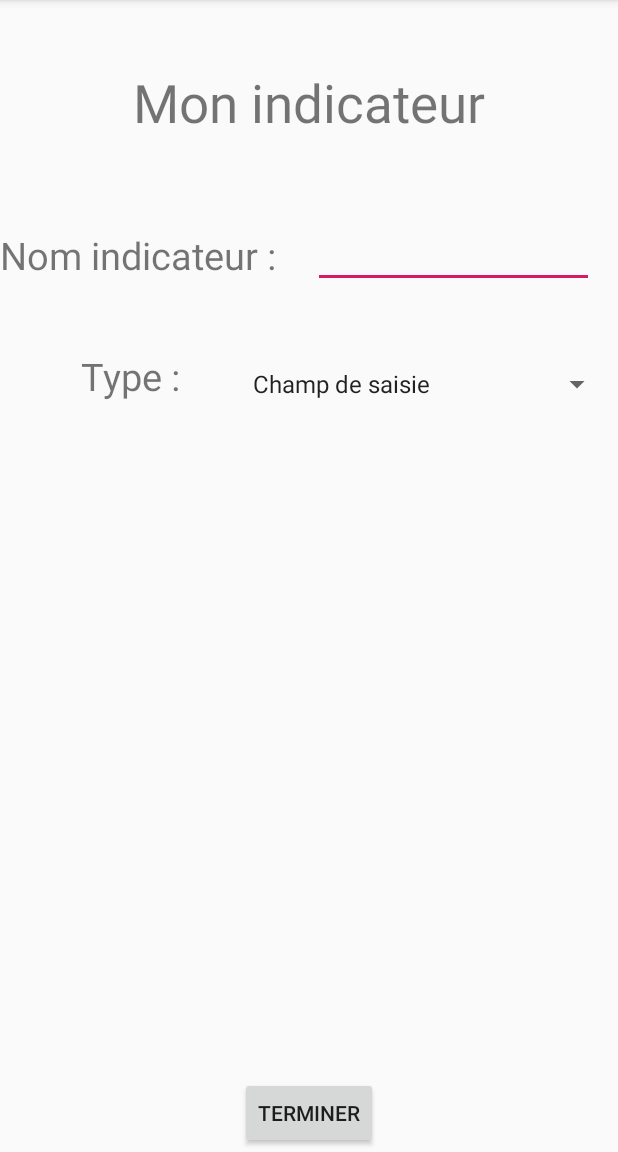
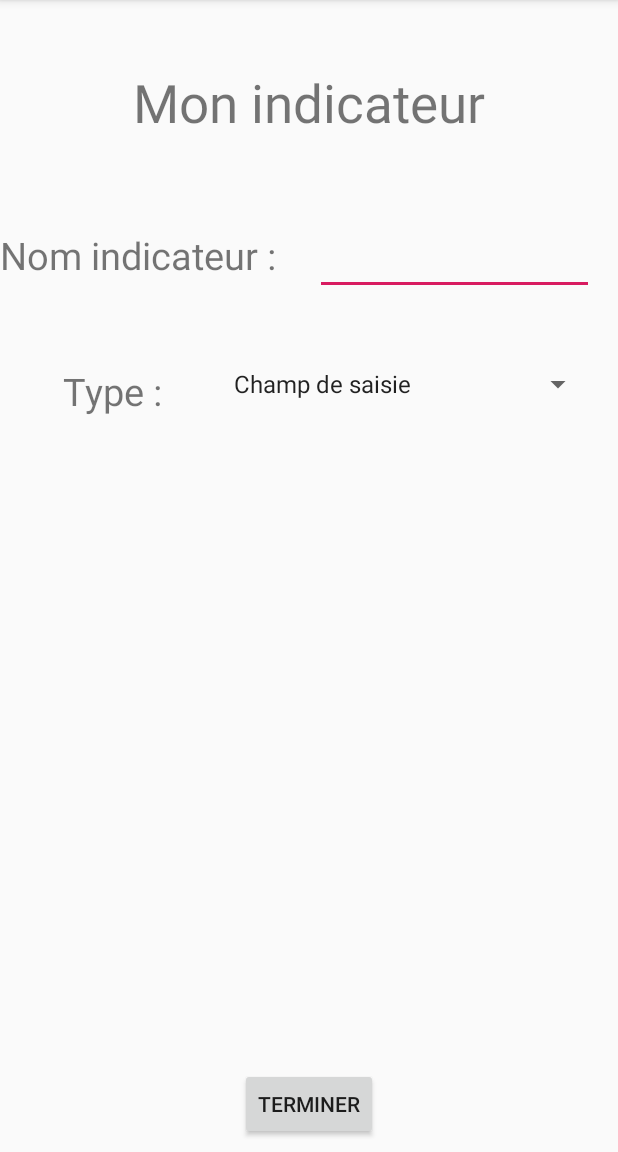
Before and after one commit to SabreNicolas/ANDROID, an Android app: the addIndicateur screen opened directly, with no data from a screen before it, on a phone screen of 412 x 824 dp, the part 84-1236 px from its top. Run offline under Robolectric (Android 15) with nearby library versions, the phone set to English and light mode, and no system bars; network calls fail; 1 statement that could not run was skipped.

Commit message:
add & update indicateur

```diff
--- a/app/src/main/java/com/example/mylife/addEspace.java
+++ b/app/src/main/java/com/example/mylife/addEspace.java
@@ -76,6 +76,8 @@ public class addEspace extends AppCompatActivity implements View.OnClickListener
                 }
                 else {
                     alerter("Espace mis à jour avec succès !");
+                    Intent listEspaces= new Intent(getApplicationContext(),ListEspaces.class);
+                    startActivity(listEspaces);
                 }
 
             }
@@ -132,7 +134,7 @@ public class addEspace extends AppCompatActivity implements View.OnClickListener
                 startActivity(versaddEspace);
                 break;
             case R.id.listEspace:
-                // affiche la liste des indicateurs de l'user
+                // affiche la liste des espaces de l'user
                 Intent listEspaces= new Intent(this,ListEspaces.class);
                 startActivity(listEspaces);
                 break;
--- a/app/src/main/res/layout/activity_add_indicateur.xml
+++ b/app/src/main/res/layout/activity_add_indicateur.xml
@@ -33,8 +33,8 @@
 
     <EditText
         android:id="@+id/Indicateur"
-        android:layout_width="187dp"
-        android:layout_height="40dp"
+        android:layout_width="186dp"
+        android:layout_height="45dp"
         android:ems="10"
         app:layout_constraintBottom_toBottomOf="parent"
         app:layout_constraintEnd_toEndOf="parent"
@@ -52,10 +52,10 @@
         android:textSize="25dp"
         app:layout_constraintBottom_toBottomOf="parent"
         app:layout_constraintEnd_toEndOf="parent"
-        app:layout_constraintHorizontal_bias="0.156"
+        app:layout_constraintHorizontal_bias="0.121"
         app:layout_constraintStart_toStartOf="parent"
         app:layout_constraintTop_toTopOf="parent"
-        app:layout_constraintVertical_bias="0.318" />
+        app:layout_constraintVertical_bias="0.332" />
 
 
     <Spinner
@@ -65,7 +65,7 @@
         android:entries="@array/type_arrays"
         app:layout_constraintBottom_toBottomOf="parent"
         app:layout_constraintEnd_toEndOf="parent"
-        app:layout_constraintHorizontal_bias="0.981"
+        app:layout_constraintHorizontal_bias="0.901"
         app:layout_constraintStart_toStartOf="parent"
         app:layout_constraintTop_toTopOf="parent"
         app:layout_constraintVertical_bias="0.323" />
@@ -73,37 +73,26 @@
 
     <LinearLayout
         android:id="@+id/dynamicNbValues"
-        android:layout_width="356dp"
-        android:layout_height="86dp"
+        android:layout_width="355dp"
+        android:layout_height="69dp"
         android:orientation="vertical"
-        app:layout_constraintBottom_toBottomOf="@+id/ScrollViewValues"
+        app:layout_constraintBottom_toBottomOf="parent"
         app:layout_constraintEnd_toEndOf="parent"
-        app:layout_constraintHorizontal_bias="0.49"
+        app:layout_constraintHorizontal_bias="0.482"
         app:layout_constraintStart_toStartOf="parent"
-        app:layout_constraintTop_toBottomOf="@+id/typeIndicateur"
-        app:layout_constraintVertical_bias="0.161"></LinearLayout>
+        app:layout_constraintTop_toTopOf="parent"
+        app:layout_constraintVertical_bias="0.475"></LinearLayout>
 
-    <ScrollView
-        android:id="@+id/ScrollViewValues"
-        android:layout_width="356dp"
-        android:layout_height="231dp"
-        app:layout_constraintBottom_toTopOf="@+id/buttonTerminerAddIndicateur"
+    <LinearLayout
+        android:id="@+id/dynamicValues"
+        android:layout_width="355dp"
+        android:layout_height="239dp"
+        android:orientation="vertical"
+        app:layout_constraintBottom_toBottomOf="parent"
         app:layout_constraintEnd_toEndOf="parent"
-        app:layout_constraintHorizontal_bias="0.49"
         app:layout_constraintStart_toStartOf="parent"
-        app:layout_constraintTop_toBottomOf="@+id/typeIndicateur"
-        app:layout_constraintVertical_bias="1.0">
-
-        <LinearLayout
-            android:id="@+id/dynamicValues"
-            android:layout_width="match_parent"
-            android:layout_height="match_parent"
-            android:orientation="vertical"
-            app:layout_constraintBottom_toBottomOf="parent"
-            app:layout_constraintEnd_toEndOf="parent"
-            app:layout_constraintStart_toStartOf="parent"
-            app:layout_constraintTop_toBottomOf="@+id/dynamicNbValues"></LinearLayout>
-    </ScrollView>
+        app:layout_constraintTop_toBottomOf="@+id/dynamicNbValues"
+        app:layout_constraintVertical_bias="0.0"></LinearLayout>
 
     <Button
         android:id="@+id/buttonTerminerAddIndicateur"
@@ -114,6 +103,6 @@
         app:layout_constraintEnd_toEndOf="parent"
         app:layout_constraintStart_toStartOf="parent"
         app:layout_constraintTop_toTopOf="parent"
-        app:layout_constraintVertical_bias="0.997" />
+        app:layout_constraintVertical_bias="0.989" />
 
 </androidx.constraintlayout.widget.ConstraintLayout>
```
Also changed, not shown: app/src/main/java/com/example/mylife/addIndicateur.java (+110 -13 lines).
